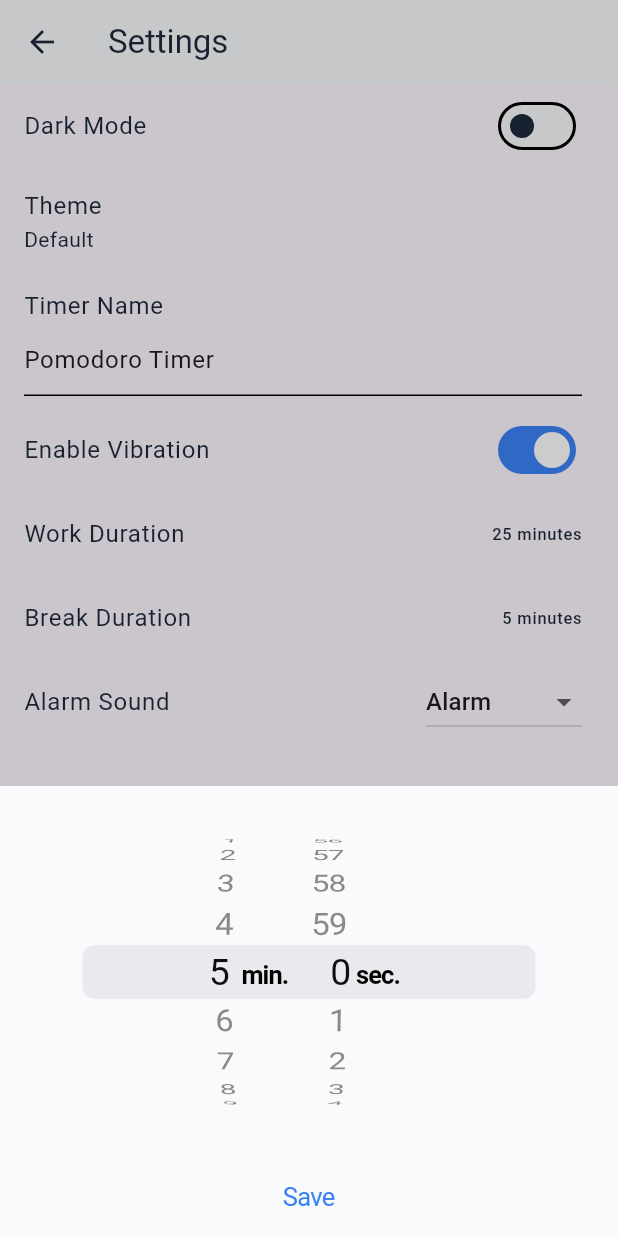
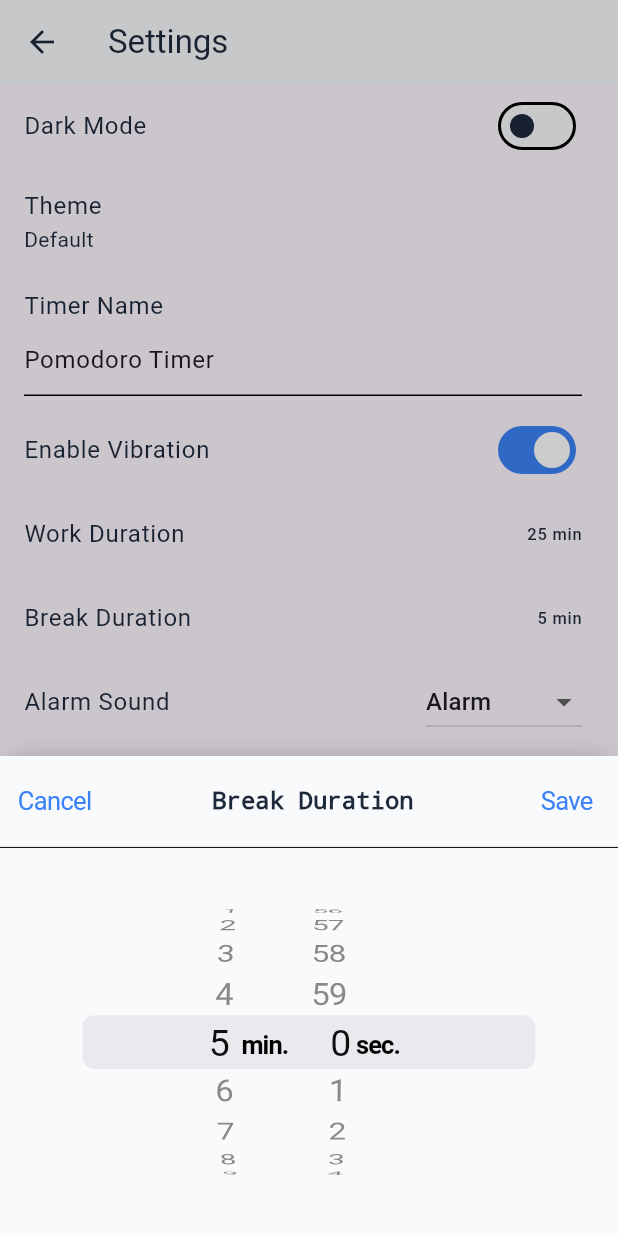
Before and after one commit to rishithareddychalla/pomodoro, a Flutter app: the SettingsPage screen opened directly, after a tap on "Break Duration", on a phone screen of 412 x 824 dp. Run offline on Flutter 3.47's test engine with Material 3 defaults, Android fonts, the phone set to English and light mode, and no system bars; our stand-ins replace audioplayers, flutter_colorpicker, shared_preferences, vibration; accounts and stored records are empty.

Commit message:
theme done

```diff
--- a/lib/settings_page.dart
+++ b/lib/settings_page.dart
@@ -120,13 +120,20 @@ class _SettingsPageState extends State<SettingsPage> {
                         settings.setSelectedThemeName(theme.name);
                         Navigator.pop(context);
                       },
-                      child: Container(
+                      child: AnimatedContainer(
+                        duration: const Duration(milliseconds: 200),
                         decoration: BoxDecoration(
                           color: colorScheme.surface,
                           borderRadius: BorderRadius.circular(16),
+                          border: Border.all(
+                            color: settings.selectedThemeName == theme.name
+                                ? colorScheme.primary
+                                : Colors.transparent,
+                            width: 2,
+                          ),
                           boxShadow: [
                             BoxShadow(
-                              color: Colors.black.withOpacity(0.1),
+                              color: Colors.black.withOpacity(0.08),
                               blurRadius: 6,
                               offset: const Offset(0, 3),
                             ),
@@ -135,7 +142,6 @@ class _SettingsPageState extends State<SettingsPage> {
                         child: Column(
                           mainAxisAlignment: MainAxisAlignment.center,
                           children: [
-                            // Theme sample (primary + secondary colors)
                             Row(
                               mainAxisAlignment: MainAxisAlignment.center,
                               children: [
@@ -173,7 +179,6 @@ class _SettingsPageState extends State<SettingsPage> {
   }
 
   void _showCustomThemeDialog(BuildContext context, SettingsProvider settings) {
-  // Load previously saved custom colors, or fall back to defaults
     Color selectedPrimary = settings.customPrimary ?? Colors.blue;
     Color selectedSecondary = settings.customSecondary ?? Colors.amber;
 
@@ -187,43 +192,76 @@ void _showCustomThemeDialog(BuildContext context, SettingsProvider settings) {
                 borderRadius: BorderRadius.circular(16),
               ),
               title: const Text("Custom Theme"),
-            content: SingleChildScrollView(
+              content: SizedBox(
+                width: double.maxFinite,
+                height: 450, // fixed height so overall content scrolls
+                child: SingleChildScrollView(
                   child: Column(
-                mainAxisSize: MainAxisSize.min,
+                    crossAxisAlignment: CrossAxisAlignment.start,
                     children: [
-                  // Primary picker
-                  const Align(
-                    alignment: Alignment.centerLeft,
-                    child: Text(
+                      const Text(
                         "Pick Primary Color",
                         style: TextStyle(fontWeight: FontWeight.bold),
-                    ),
                       ),
                       const SizedBox(height: 8),
                       BlockPicker(
                         pickerColor: selectedPrimary,
-                    onColorChanged: (color) {
-                      setState(() => selectedPrimary = color);
+                        onColorChanged: (color) =>
+                            setState(() => selectedPrimary = color),
+                        availableColors: aestheticColors,
+                        layoutBuilder: (context, colors, child) {
+                          return Wrap(
+                            spacing: 10,
+                            runSpacing: 10,
+                            children: colors
+                                .map(
+                                  (c) => ClipRRect(
+                                    borderRadius: BorderRadius.circular(8),
+                                    child: SizedBox(
+                                      width: 36,
+                                      height: 36,
+                                      child: child(c),
+                                    ),
+                                  ),
+                                )
+                                .toList(),
+                          );
                         },
                       ),
+
                       const SizedBox(height: 16),
 
-                  // Secondary picker
-                  const Align(
-                    alignment: Alignment.centerLeft,
-                    child: Text(
+                      const Text(
                         "Pick Secondary Color",
                         style: TextStyle(fontWeight: FontWeight.bold),
-                    ),
                       ),
                       const SizedBox(height: 8),
                       BlockPicker(
                         pickerColor: selectedSecondary,
-                    onColorChanged: (color) {
-                      setState(() => selectedSecondary = color);
+                        onColorChanged: (color) =>
+                            setState(() => selectedSecondary = color),
+                        availableColors: aestheticColors,
+                        layoutBuilder: (context, colors, child) {
+                          return Wrap(
+                            spacing: 10,
+                            runSpacing: 10,
+                            children: colors
+                                .map(
+                                  (c) => ClipRRect(
+                                    borderRadius: BorderRadius.circular(8),
+                                    child: SizedBox(
+                                      width: 36,
+                                      height: 36,
+                                      child: child(c),
+                                    ),
+                                  ),
+                                )
+                                .toList(),
+                          );
                         },
                       ),
                     ],
+                  ),
                 ),
               ),
               actions: [
@@ -233,7 +271,6 @@ void _showCustomThemeDialog(BuildContext context, SettingsProvider settings) {
                 ),
                 ElevatedButton(
                   onPressed: () {
-                  // Save custom theme to provider & preferences
                     settings.setCustomTheme(selectedPrimary, selectedSecondary);
                     Navigator.pop(context);
                   },
@@ -291,111 +328,30 @@ void _showCustomThemeDialog(BuildContext context, SettingsProvider settings) {
           ),
           ListTile(
             title: const Text('Work Duration'),
-            trailing: Text('${settings.workSeconds ~/ 60} minutes'),
+            trailing: Text('${settings.workSeconds ~/ 60} min'),
             onTap: () {
-              Duration newDuration = Duration(seconds: settings.workSeconds);
-              showCupertinoModalPopup<void>(
-                context: context,
-                builder: (context) {
-                  final theme = Theme.of(context).colorScheme;
-                  return Container(
-                    height: 300,
-                    color: theme.surface, // ✅ background adjusts with theme
-                    child: CupertinoTheme(
-                      data: CupertinoThemeData(
-                        brightness: Theme.of(context).brightness,
-                        primaryColor:
-                            theme.onSurface, // ✅ digits & controls color
-                        textTheme: CupertinoTextThemeData(
-                          dateTimePickerTextStyle: TextStyle(
-                            color: theme.onSurface, // ✅ picker digits
-                            fontSize: 20,
-                          ),
-                        ),
-                      ),
-                      child: Column(
-                        children: [
-                          Expanded(
-                            child: CupertinoTimerPicker(
-                              mode: CupertinoTimerPickerMode.ms,
-                              initialTimerDuration: newDuration,
-                              onTimerDurationChanged: (duration) {
-                                newDuration = duration;
-                              },
-                            ),
-                          ),
-                          CupertinoButton(
-                            child: Text(
-                              'Save',
-                              style: TextStyle(color: theme.primary),
-                            ),
-                            onPressed: () {
-                              settings.setWorkSeconds(newDuration.inSeconds);
-                              Navigator.pop(context);
-                            },
-                          ),
-                        ],
-                      ),
-                    ),
-                  );
-                },
+              _showDurationPicker(
+                context,
+                "Work Duration",
+                Duration(seconds: settings.workSeconds),
+                (newDuration) => settings.setWorkSeconds(newDuration.inSeconds),
               );
             },
           ),
           ListTile(
             title: const Text('Break Duration'),
-            trailing: Text('${settings.breakSeconds ~/ 60} minutes'),
+            trailing: Text('${settings.breakSeconds ~/ 60} min'),
             onTap: () {
-              Duration newDuration = Duration(seconds: settings.breakSeconds);
-              showCupertinoModalPopup<void>(
-                context: context,
-                builder: (context) {
-                  final theme = Theme.of(context).colorScheme;
-
-                  return Container(
-                    height: 300,
-                    color: theme.surface,
-                    child: CupertinoTheme(
-                      data: CupertinoThemeData(
-                        brightness: Theme.of(context).brightness,
-                        primaryColor:
-                            theme.onSurface, // ✅ digits & controls color
-                        textTheme: CupertinoTextThemeData(
-                          dateTimePickerTextStyle: TextStyle(
-                            color: theme.onSurface, // ✅ picker digits
-                            fontSize: 20,
-                          ),
-                        ),
-                      ),
-                      child: Column(
-                        children: [
-                          Expanded(
-                            child: CupertinoTimerPicker(
-                              mode: CupertinoTimerPickerMode.ms,
-                              initialTimerDuration: newDuration,
-                              onTimerDurationChanged: (duration) {
-                                newDuration = duration;
-                              },
-                            ),
-                          ),
-                          CupertinoButton(
-                            child: Text(
-                              'Save',
-                              style: TextStyle(color: theme.primary),
-                            ),
-                            onPressed: () {
-                              settings.setBreakSeconds(newDuration.inSeconds);
-                              Navigator.pop(context);
-                            },
-                          ),
-                        ],
-                      ),
-                    ),
-                  );
-                },
+              _showDurationPicker(
+                context,
+                "Break Duration",
+                Duration(seconds: settings.breakSeconds),
+                (newDuration) =>
+                    settings.setBreakSeconds(newDuration.inSeconds),
               );
             },
           ),
+
           ListTile(
             title: const Text('Alarm Sound'),
             trailing: DropdownButton<String>(
@@ -422,3 +378,109 @@ void _showCustomThemeDialog(BuildContext context, SettingsProvider settings) {
     );
   }
 }
+
+void _showDurationPicker(
+  BuildContext context,
+  String title,
+  Duration initialDuration,
+  Function(Duration) onSave,
+) {
+  Duration newDuration = initialDuration;
+  final theme = Theme.of(context).colorScheme;
+
+  showCupertinoModalPopup<void>(
+    context: context,
+    builder: (context) {
+      return Container(
+        height: 320,
+        decoration: BoxDecoration(
+          color: theme.surface,
+          borderRadius: const BorderRadius.vertical(top: Radius.circular(20)),
+          boxShadow: [
+            BoxShadow(
+              color: Colors.black.withOpacity(0.15),
+              blurRadius: 10,
+              offset: const Offset(0, -2),
+            ),
+          ],
+        ),
+        child: CupertinoTheme(
+          data: CupertinoThemeData(
+            brightness: Theme.of(context).brightness,
+            primaryColor: theme.onSurface,
+            textTheme: CupertinoTextThemeData(
+              dateTimePickerTextStyle: TextStyle(
+                color: theme.onSurface,
+                fontSize: 20,
+              ),
+            ),
+          ),
+          child: Column(
+            children: [
+              // 🔹 Top Action Bar
+              Container(
+                padding: const EdgeInsets.symmetric(
+                  horizontal: 12,
+                  vertical: 8,
+                ),
+                decoration: BoxDecoration(
+                  color: theme.surface,
+                  border: Border(
+                    bottom: BorderSide(
+                      color: theme.onSurface.withOpacity(0.1),
+                      width: 0.5,
+                    ),
+                  ),
+                ),
+                child: Row(
+                  mainAxisAlignment: MainAxisAlignment.spaceBetween,
+                  children: [
+                    CupertinoButton(
+                      padding: EdgeInsets.zero,
+                      child: Text(
+                        'Cancel',
+                        style: TextStyle(color: theme.primary),
+                      ),
+                      onPressed: () => Navigator.pop(context),
+                    ),
+                    Text(
+                      title,
+                      style: TextStyle(
+                        fontSize: 16,
+                        fontWeight: FontWeight.w600,
+                        color: theme.onSurface,
+                        decoration: TextDecoration.none,
+                      ),
+                    ),
+                    CupertinoButton(
+                      padding: EdgeInsets.zero,
+                      child: Text(
+                        'Save',
+                        style: TextStyle(color: theme.primary),
+                      ),
+                      onPressed: () {
+                        onSave(newDuration);
+                        Navigator.pop(context);
+                      },
+                    ),
+                  ],
+                ),
+              ),
+              const Divider(height: 1, thickness: 0.6), // thin separator
+              // 🔹 Timer Picker
+              Expanded(
+                child: CupertinoTimerPicker(
+                  mode: CupertinoTimerPickerMode.ms,
+                  initialTimerDuration: initialDuration,
+                  onTimerDurationChanged: (duration) {
+                    newDuration = duration;
+                  },
+                ),
+              ),
+            ],
+          ),
+        ),
+      );
+    },
+  );
+}
--- a/lib/themes.dart
+++ b/lib/themes.dart
@@ -87,3 +87,40 @@ final List<AppTheme> appThemes = [
 ),
 
 ];
+// put this in a constants.dart or inside your theme file
+const List<Color> aestheticColors = [
+  // Blues & Cyans
+  Color(0xFF3B82F6), // blue-500
+  Color(0xFF60A5FA), // blue-400
+  Color(0xFF06B6D4), // cyan-500
+  Color(0xFF22D3EE), // cyan-400
+
+  // Greens
+  Color(0xFF16A34A), // green-600
+  Color(0xFF4ADE80), // green-400
+  Color(0xFF10B981), // emerald-500
+  Color(0xFF34D399), // emerald-400
+
+  // Purples / Pink
+  Color(0xFF8B5CF6), // violet-500
+  Color(0xFFA78BFA), // violet-400
+  Color(0xFFEC4899), // pink-500
+  Color(0xFFF472B6), // pink-400
+
+  // Amber / Orange
+  Color(0xFFF59E0B), // amber-500
+  Color(0xFFFCD34D), // amber-300
+  Color(0xFFFB923C), // orange-400
+  Color(0xFFFFA500), // custom orange
+
+  // Reds
+  Color(0xFFDC2626), // red-600
+  Color(0xFFF87171), // red-400
+
+  // Neutrals / Slate
+  Color(0xFFF8FAFC), // slate-50
+  Color(0xFFE2E8F0), // slate-200
+  Color(0xFF94A3B8), // slate-400
+  Color(0xFF1E293B), // slate-800
+  Color(0xFF0F172A), // slate-900
+];
```
Lines whose indentation alone changed are shown as unchanged.
